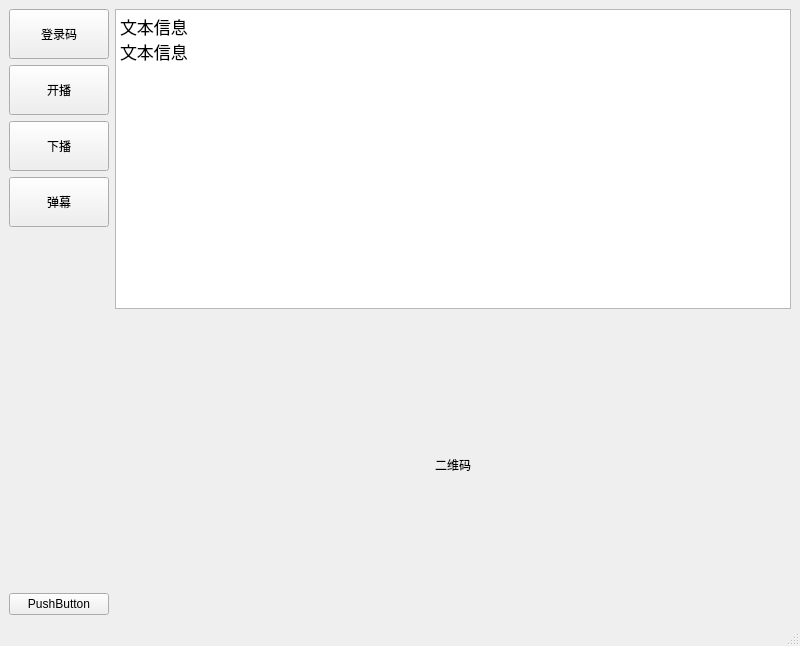
Before: the Qt Designer form client/mainwindow.ui in yielde/bilibili-mac, drawn with Qt 5.
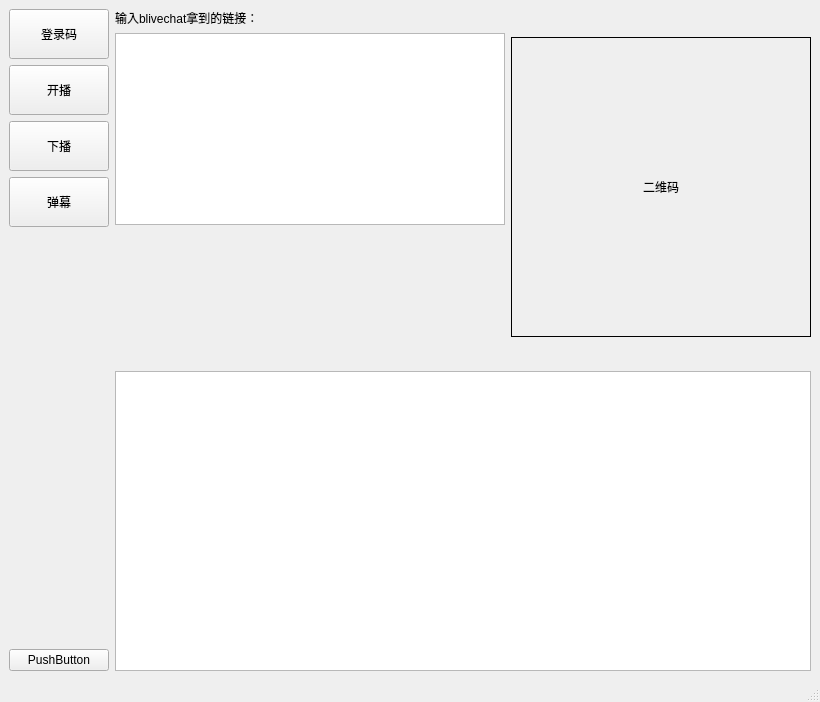
After: the same form once the commit is applied.

Diff of the .ui file:
```diff
--- a/client/mainwindow.ui
+++ b/client/mainwindow.ui
@@ -6,8 +6,8 @@
    <rect>
     <x>0</x>
     <y>0</y>
-    <width>800</width>
-    <height>600</height>
+    <width>820</width>
+    <height>702</height>
    </rect>
   </property>
   <property name="windowTitle">
@@ -117,6 +117,67 @@
     </item>
     <item>
      <layout class="QVBoxLayout" name="verticalLayout_3">
+      <item>
+       <layout class="QHBoxLayout" name="horizontalLayout_2">
+        <item>
+         <layout class="QVBoxLayout" name="verticalLayout_4">
+          <item>
+           <widget class="QLabel" name="label">
+            <property name="text">
+             <string>输入blivechat拿到的链接：</string>
+            </property>
+           </widget>
+          </item>
+          <item>
+           <widget class="QTextEdit" name="bilivechatLine"/>
+          </item>
+          <item>
+           <spacer name="verticalSpacer_2">
+            <property name="orientation">
+             <enum>Qt::Vertical</enum>
+            </property>
+            <property name="sizeHint" stdset="0">
+             <size>
+              <width>20</width>
+              <height>40</height>
+             </size>
+            </property>
+           </spacer>
+          </item>
+         </layout>
+        </item>
+        <item>
+         <widget class="QLabel" name="QRCode">
+          <property name="minimumSize">
+           <size>
+            <width>300</width>
+            <height>300</height>
+           </size>
+          </property>
+          <property name="maximumSize">
+           <size>
+            <width>300</width>
+            <height>300</height>
+           </size>
+          </property>
+          <property name="styleSheet">
+           <string notr="true">
+border:1px solid;
+border-color:black;</string>
+          </property>
+          <property name="frameShape">
+           <enum>QFrame::NoFrame</enum>
+          </property>
+          <property name="text">
+           <string>二维码</string>
+          </property>
+          <property name="alignment">
+           <set>Qt::AlignCenter</set>
+          </property>
+         </widget>
+        </item>
+       </layout>
+      </item>
       <item>
        <widget class="QTextBrowser" name="textBrowser">
         <property name="minimumSize">
@@ -139,40 +200,10 @@
 li.unchecked::marker { content: &quot;\2610&quot;; }
 li.checked::marker { content: &quot;\2612&quot;; }
 &lt;/style&gt;&lt;/head&gt;&lt;body style=&quot; font-family:'.AppleSystemUIFont'; font-size:13pt; font-weight:400; font-style:normal;&quot;&gt;
-&lt;p style=&quot; margin-top:0px; margin-bottom:0px; margin-left:0px; margin-right:0px; -qt-block-indent:0; text-indent:0px;&quot;&gt;文本信息&lt;/p&gt;
-&lt;p style=&quot; margin-top:0px; margin-bottom:0px; margin-left:0px; margin-right:0px; -qt-block-indent:0; text-indent:0px;&quot;&gt;文本信息&lt;/p&gt;
 &lt;p style=&quot;-qt-paragraph-type:empty; margin-top:0px; margin-bottom:0px; margin-left:0px; margin-right:0px; -qt-block-indent:0; text-indent:0px;&quot;&gt;&lt;br /&gt;&lt;/p&gt;&lt;/body&gt;&lt;/html&gt;</string>
         </property>
        </widget>
       </item>
-      <item alignment="Qt::AlignHCenter|Qt::AlignVCenter">
-       <widget class="QLabel" name="QRCode">
-        <property name="minimumSize">
-         <size>
-          <width>300</width>
-          <height>300</height>
-         </size>
-        </property>
-        <property name="maximumSize">
-         <size>
-          <width>300</width>
-          <height>300</height>
-         </size>
-        </property>
-        <property name="styleSheet">
-         <string notr="true">margin:10px;</string>
-        </property>
-        <property name="frameShape">
-         <enum>QFrame::NoFrame</enum>
-        </property>
-        <property name="text">
-         <string>二维码</string>
-        </property>
-        <property name="alignment">
-         <set>Qt::AlignCenter</set>
-        </property>
-       </widget>
-      </item>
      </layout>
     </item>
    </layout>
```
Left out of the diff: 2 changed lines with no effect on the pictures.
